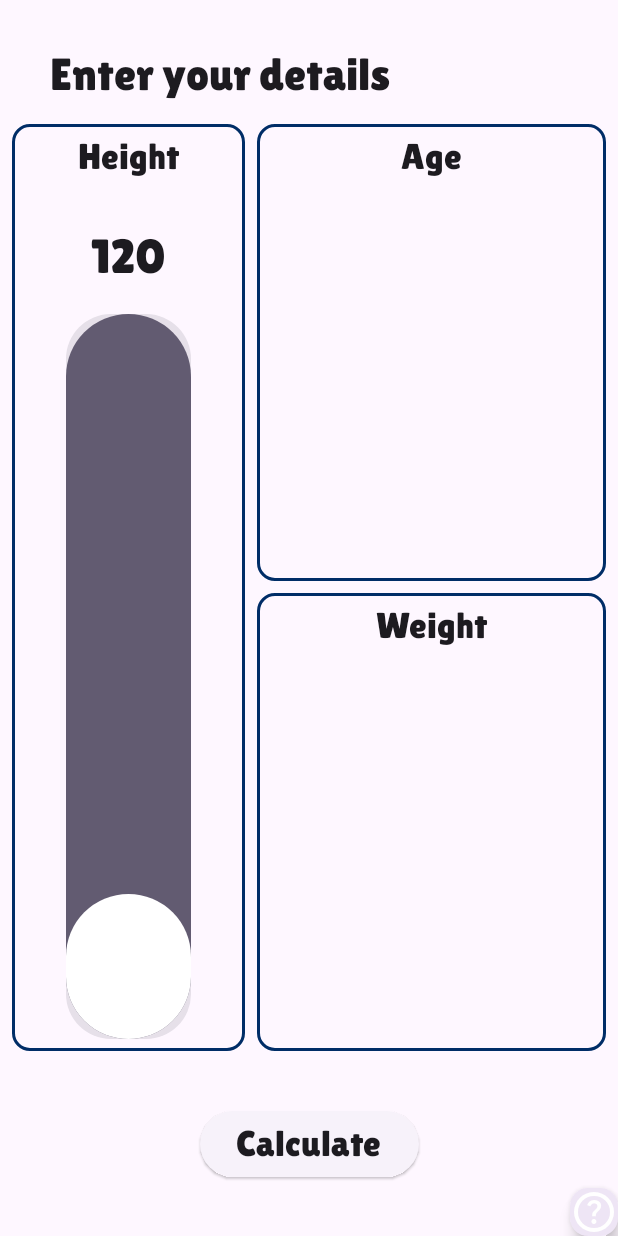
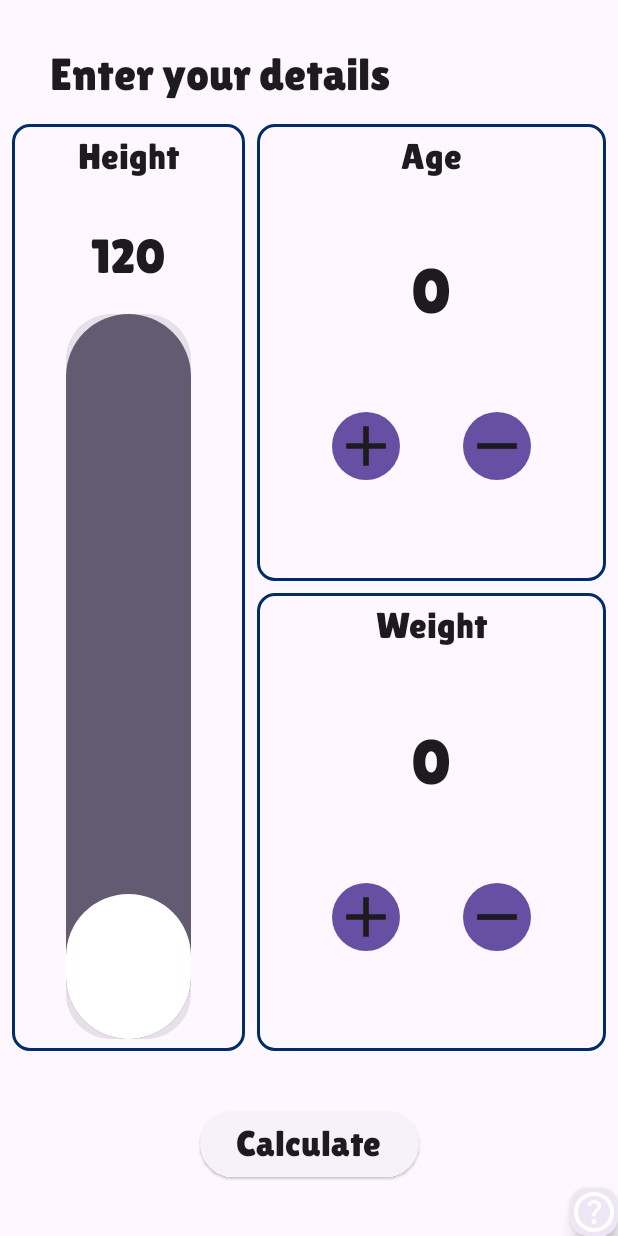
Before and after one commit to radguy02/BMI_Calculator, an Android app built with Jetpack Compose: the @Preview function Datapage, on a phone screen of 412 x 824 dp. Run offline under Robolectric (Android 15) with nearby library versions, the phone set to English and light mode, and no system bars.

Commit message:
data editing possible

```diff
--- a/app/src/main/java/com/example/bmicalculator/screens/dataPage.kt
+++ b/app/src/main/java/com/example/bmicalculator/screens/dataPage.kt
@@ -14,7 +14,11 @@ import androidx.compose.foundation.layout.height
 import androidx.compose.foundation.layout.padding
 import androidx.compose.foundation.layout.size
 import androidx.compose.foundation.layout.wrapContentSize
+import androidx.compose.foundation.shape.CircleShape
 import androidx.compose.foundation.shape.RoundedCornerShape
+import androidx.compose.material.icons.Icons
+import androidx.compose.material.icons.filled.Add
+import androidx.compose.material3.Button
 import androidx.compose.material3.Card
 import androidx.compose.material3.ElevatedButton
 import androidx.compose.material3.Icon
@@ -48,6 +52,8 @@ import com.example.bmicalculator.R
 fun Datapage() {
     var showInfo by remember { mutableStateOf(false) }
     var sliderProgressValue by rememberSaveable { mutableStateOf(120) }
+    var weightint by rememberSaveable { mutableStateOf(0) }
+    var ageint by rememberSaveable { mutableStateOf(0) }
 
     Scaffold { paddingValues ->
         Box(
@@ -93,7 +99,7 @@ fun Datapage() {
                             )
                             .border(2.dp, Color(0xFF002D67), RoundedCornerShape(12.dp))
                     ) {
-                        Column() {
+                        Column {
                             Column(
                                 modifier = Modifier
                                     .fillMaxHeight(.1f)
@@ -179,6 +185,57 @@ fun Datapage() {
                                     color = MaterialTheme.colorScheme.onBackground,
                                     modifier = Modifier.align(Alignment.CenterHorizontally)
                                 )
+                                Spacer(modifier = Modifier.fillMaxHeight(.2f))
+                                Text(
+                                    "$ageint",
+                                    textAlign = TextAlign.Center,
+                                    fontFamily = FontFamily(
+                                        Font(
+                                            R.font.lilitaoneregular,
+                                            FontWeight.Bold
+                                        )
+                                    ),
+                                    fontSize = 42.sp,
+                                    modifier = Modifier
+                                        .fillMaxWidth()
+                                        .fillMaxHeight(.5f)
+                                )
+                                Row(
+                                    modifier = Modifier
+                                        .fillMaxHeight()
+                                        .fillMaxWidth(),
+                                    horizontalArrangement = Arrangement.SpaceEvenly
+                                ) {
+                                    Box() {
+                                        Button(
+                                            onClick = { ageint = ageint +1 },
+                                            shape = CircleShape,
+                                            modifier = Modifier.size(45.dp)
+                                        ) {
+                                        }
+                                        Icon(
+                                            imageVector = Icons.Default.Add,
+                                            contentDescription = "",
+                                            modifier = Modifier.size(45.dp)
+                                        )
+                                    }
+                                    Box() {
+                                        Button(
+                                            onClick = { if(ageint>0){
+                                            ageint = ageint -1}
+                                            },
+                                            shape = CircleShape,
+                                            modifier = Modifier.size(45.dp)
+                                        ) {
+
+                                        }
+                                        Icon(
+                                            painter = painterResource(R.drawable.sub),
+                                            contentDescription = "",
+                                            modifier = Modifier.size(45.dp)
+                                        )
+                                    }
+                                }
                             }
                         }
 
@@ -203,8 +260,63 @@ fun Datapage() {
                                     fontFamily = FontFamily(Font(R.font.lilitaoneregular)),
                                     fontSize = 24.sp,
                                     color = MaterialTheme.colorScheme.onBackground,
-                                    modifier = Modifier.align(Alignment.CenterHorizontally)
+                                    modifier = Modifier
+                                        .align(Alignment.CenterHorizontally)
+                                        .fillMaxHeight(.1f)
                                 )
+
+                                Spacer(modifier = Modifier.fillMaxHeight(.2f))
+
+                                Text(
+                                    "$weightint",
+                                    textAlign = TextAlign.Center,
+                                    fontFamily = FontFamily(
+                                        Font(
+                                            R.font.lilitaoneregular,
+                                            FontWeight.Bold
+                                        )
+                                    ),
+                                    fontSize = 42.sp,
+                                    modifier = Modifier
+                                        .fillMaxWidth()
+                                        .fillMaxHeight(.5f)
+                                )
+                                Row(
+                                    modifier = Modifier
+                                        .fillMaxHeight()
+                                        .fillMaxWidth(),
+                                    horizontalArrangement = Arrangement.SpaceEvenly
+                                ) {
+                                    Box() {
+                                        Button(
+                                            onClick = { weightint = weightint+1 },
+                                            shape = CircleShape,
+                                            modifier = Modifier.size(45.dp)
+                                        ) {
+                                        }
+                                        Icon(
+                                            imageVector = Icons.Default.Add,
+                                            contentDescription = "",
+                                            modifier = Modifier.size(45.dp)
+                                        )
+                                    }
+                                    Box() {
+                                        Button(
+                                            onClick = { if(weightint>0){
+                                            weightint = weightint -1}
+                                            },
+                                            shape = CircleShape,
+                                            modifier = Modifier.size(45.dp)
+                                        ) {
+
+                                        }
+                                        Icon(
+                                            painter = painterResource(R.drawable.sub),
+                                            contentDescription = "",
+                                            modifier = Modifier.size(45.dp)
+                                        )
+                                    }
+                                }
                             }
                         }
                     }
```
Also changed, not shown: app/src/main/res/drawable/add.png (added), app/src/main/res/drawable/sub.png (added).
